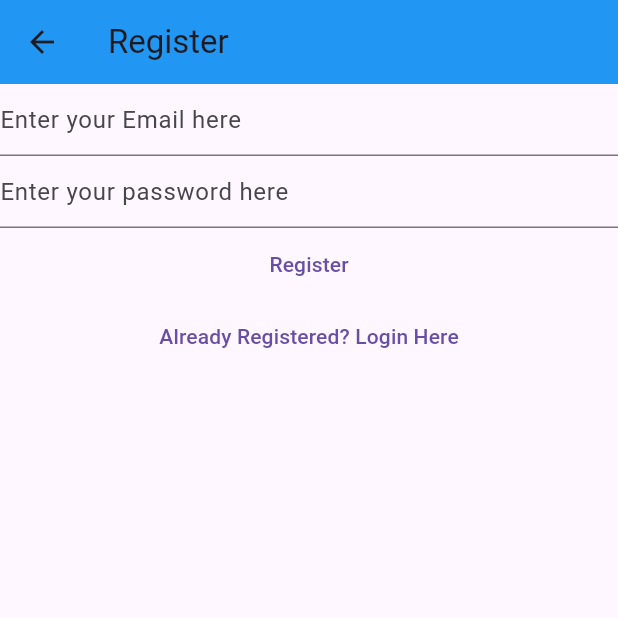
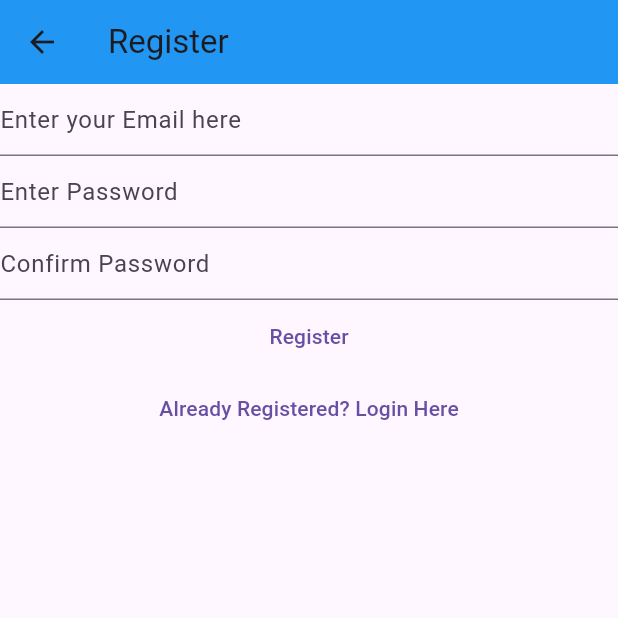
Before and after one commit to Sarang9107/FirstNotes, a Flutter app: the RegisterView screen opened by its route, on a phone screen of 412 x 824 dp, the top half of it. Run offline on Flutter 3.47's test engine with Material 3 defaults, Android fonts, the phone set to English and light mode, and no system bars; our stand-ins replace firebase_auth, firebase_core; accounts and stored records are empty.

Commit message:
step-7.2

```diff
--- a/lib/view/register_view.dart
+++ b/lib/view/register_view.dart
@@ -14,10 +14,12 @@ class RegisterView extends StatefulWidget {
 class _RegisterViewState extends State<RegisterView> {
   late final TextEditingController _email;
   late final TextEditingController _password;
+  late final TextEditingController _confirmPassword;
   @override
   void initState() {
     _email = TextEditingController();
     _password = TextEditingController();
+    _confirmPassword = TextEditingController();
     super.initState();
   }
 
@@ -25,6 +27,7 @@ class _RegisterViewState extends State<RegisterView> {
   void dispose() {
     _email.dispose();
     _password.dispose();
+    _confirmPassword.dispose();
     super.dispose();
   }
 
@@ -49,14 +52,25 @@ class _RegisterViewState extends State<RegisterView> {
             autocorrect: false,
             keyboardType: TextInputType.emailAddress,
             decoration: const InputDecoration(
-              hintText: 'Enter your password here ',
+              hintText: 'Enter Password',
             ),
           ),
+          TextField(
+              controller: _confirmPassword,
+              obscureText: true,
+              enableSuggestions: false,
+              autocorrect: false,
+              keyboardType: TextInputType.emailAddress,
+              decoration: const InputDecoration(
+                hintText: 'Confirm Password',
+              )),
           TextButton(
             onPressed: () async {
               final email = _email.text;
               final password = _password.text;
+              final confirmPassword = _confirmPassword.text;
               try {
+                if (password == confirmPassword) {
                   await FirebaseAuth.instance.createUserWithEmailAndPassword(
                     email: email,
                     password: password,
@@ -64,6 +78,9 @@ class _RegisterViewState extends State<RegisterView> {
                   final user = FirebaseAuth.instance.currentUser;
                   await user?.sendEmailVerification();
                   Navigator.of(context).pushNamed(verifyEmailRoute);
+                } else {
+                  showErrorDialog(context, 'Password not match');
+                }
               } on FirebaseAuthException catch (e) {
                 if (e.code == 'weak-password') {
                   await showErrorDialog(
```
Lines whose indentation alone changed are shown as unchanged.
